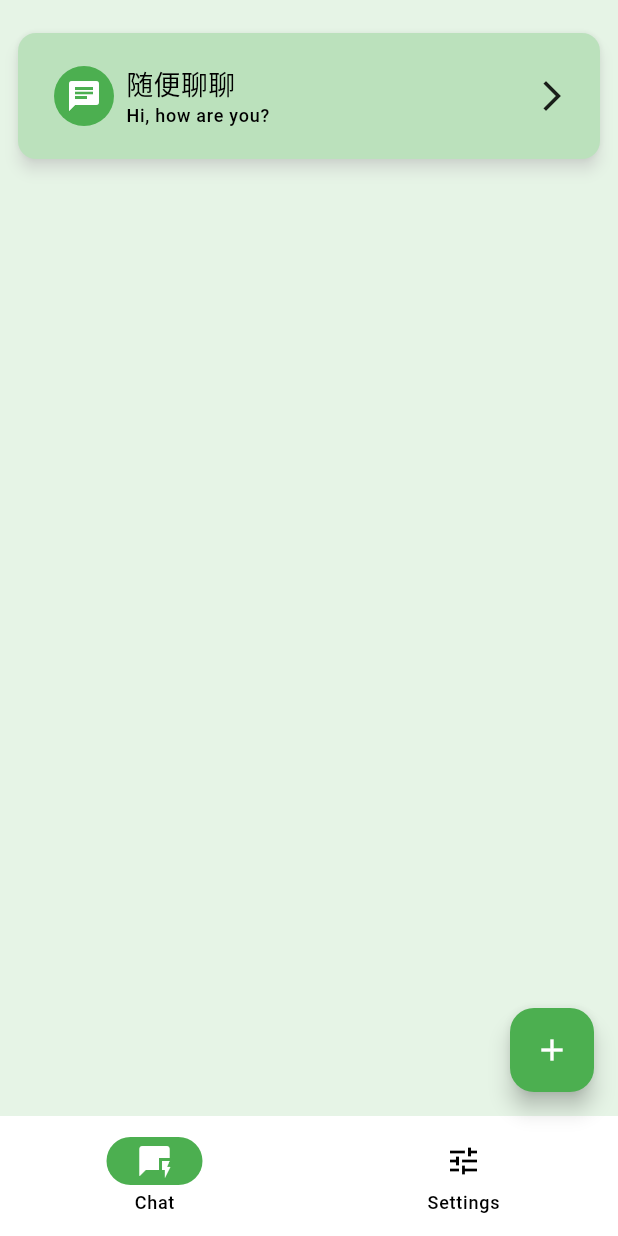
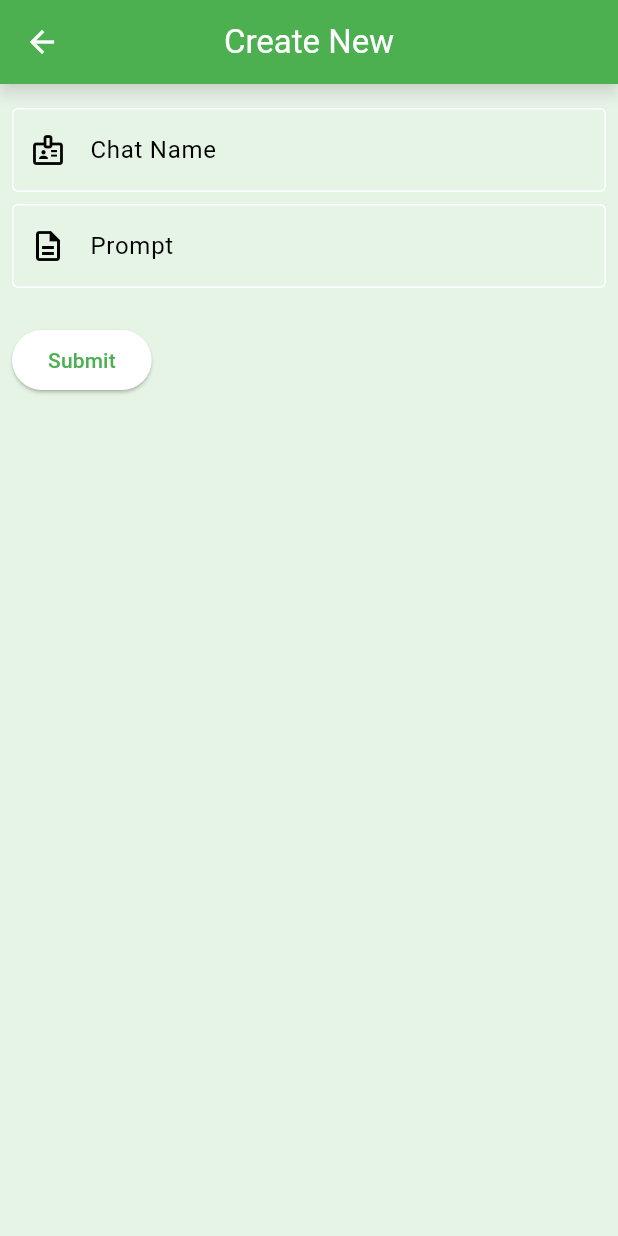
Before and after one commit to gusibi/moli_ai, a Flutter app: the screen it shows after launch, after a tap on the "add" icon, on a phone screen of 412 x 824 dp. Run offline on Flutter 3.47's test engine with Material 2 defaults, Android fonts, the phone set to English and light mode, and no system bars; our stand-ins replace flutter_spinkit.

Commit message:
add create new chat

```diff
--- a/lib/main.dart
+++ b/lib/main.dart
@@ -7,6 +7,7 @@ import 'package:moli_ai_box/constants/constants.dart';
 
 import 'destinations.dart';
 import 'providers/palm_priovider.dart';
+import 'screens/chat_setting_screen.dart';
 import 'screens/palm_chat_screen.dart';
 import 'screens/chat_list_screen.dart';
 import 'widgets/disappearing_bottom_navigation_bar.dart';
@@ -105,7 +106,9 @@ class _RootPageState extends State<RootPage> {
               heroTag: "newChat",
               backgroundColor: _colorScheme.tertiaryContainer,
               foregroundColor: _colorScheme.onTertiaryContainer,
-              onPressed: () {},
+              onPressed: () {
+                _navigateToCreateNewChat();
+              },
               child: const Icon(Icons.add),
             ),
       bottomNavigationBar: wideScreen
@@ -120,4 +123,12 @@ class _RootPageState extends State<RootPage> {
             ),
     );
   }
+
+  void _navigateToCreateNewChat() {
+    Navigator.of(context).push(
+      MaterialPageRoute(
+        builder: (context) => const ChatSettingScreen(),
+      ),
+    );
+  }
 }
--- a/lib/models/chat_list_model.dart
+++ b/lib/models/chat_list_model.dart
@@ -1,11 +1,11 @@
 import 'package:flutter/material.dart';
 
 class ChatCardModel {
-  final int id;
-  final String title;
-  final IconData? icon;
-  final String? prompt;
-  final String? modelName;
+  int id;
+  String title;
+  IconData? icon;
+  String? prompt;
+  String? modelName;
 
   ChatCardModel(
       {required this.id,
--- a/lib/screens/chat_list_screen.dart
+++ b/lib/screens/chat_list_screen.dart
@@ -3,7 +3,6 @@ import 'dart:developer';
 import 'package:flutter/material.dart';
 import 'package:provider/provider.dart';
 
-import '../constants/constants.dart';
 import '../models/chat_list_model.dart';
 import '../providers/palm_priovider.dart';
 import '../widgets/chat_card_widget.dart';
@@ -59,7 +58,7 @@ class _ChatListScreenState extends State<ChatListScreen> {
   void _navigateToChatDetailPage(ChatCardModel chat) {
     final palmProvider =
         Provider.of<PalmSettingProvider>(context, listen: false);
-    palmProvider.setChatInfo(chat);
+    palmProvider.setCurrentChatInfo(chat);
     Navigator.of(context).push(
       MaterialPageRoute(
         builder: (context) => const PalmChatScreen(),
--- /dev/null
+++ b/lib/screens/chat_setting_screen.dart
@@ -0,0 +1,126 @@
+import 'dart:developer';
+
+import 'package:flutter/material.dart';
+import 'package:flutter/services.dart';
+import 'package:provider/provider.dart';
+
+import '../models/chat_list_model.dart';
+import '../providers/palm_priovider.dart';
+import '../widgets/drop_down.dart';
+import '../widgets/form_widget.dart';
+import 'palm_chat_screen.dart';
+
+class ChatSettingScreen extends StatefulWidget {
+  const ChatSettingScreen({super.key});
+
+  @override
+  State<ChatSettingScreen> createState() => _ChatSettingScreenState();
+}
+
+class _ChatSettingScreenState extends State<ChatSettingScreen> {
+  late final _colorScheme = Theme.of(context).colorScheme;
+  late final _backgroundColor = Color.alphaBlend(
+      _colorScheme.primary.withOpacity(0.14), _colorScheme.surface);
+
+  final _formKey = GlobalKey<FormState>();
+
+  void _hideKeyboard(BuildContext context) {
+    FocusScope.of(context).requestFocus(FocusNode());
+    SystemChannels.textInput.invokeMethod('TextInput.hide');
+  }
+
+  @override
+  Widget build(BuildContext context) {
+    final palmProvider =
+        Provider.of<PalmSettingProvider>(context, listen: false);
+    var chatInfo = palmProvider.getCurrentChatInfo;
+    var appBarTitle = "Create New";
+    if (chatInfo.id != 0) {
+      appBarTitle = chatInfo.title;
+    }
+    List<Widget> formList = [
+      const ChatTitleFormWidget(),
+      const ChatPromptFormWidget(),
+      // const ModelsDropdownFormWidget()
+    ];
+
+    return Scaffold(
+      appBar: AppBar(
+        title: Text(
+          appBarTitle,
+          style: TextStyle(color: _colorScheme.onSecondary),
+        ),
+        centerTitle: true,
+        backgroundColor: _colorScheme.primary,
+        shadowColor: Colors.white,
+        elevation: 4,
+        leading: IconButton(
+          icon: Icon(
+            Icons.arrow_back,
+            color: _colorScheme.onPrimary,
+          ),
+          onPressed: () {
+            Navigator.pop(context);
+          },
+        ),
+      ),
+      body: GestureDetector(
+        onTap: () => _hideKeyboard(context),
+        child: Container(
+          color: _backgroundColor,
+          padding: const EdgeInsets.all(8.0),
+          child: Form(
+            key: _formKey,
+            child:
+                Column(crossAxisAlignment: CrossAxisAlignment.start, children: [
+              const SizedBox(height: 8),
+              ...List.generate(
+                formList.length,
+                (index) {
+                  return Padding(
+                    padding: const EdgeInsets.only(bottom: 8.0),
+                    child: formList[index],
+                  );
+                },
+              ),
+              Padding(
+                padding: const EdgeInsets.symmetric(vertical: 16.0),
+                child: ElevatedButton(
+                  onPressed: () {
+                    if (_formKey.currentState!.validate()) {
+                      _formKey.currentState!.save();
+                      // do something with _baseUrl and _apiKey
+                      String newTitle = palmProvider.getNewChatTitle;
+                      String newPrompt = palmProvider.getNewChatPrompt;
+                      log("prompt: $newPrompt, title: $newTitle");
+                      ChatCardModel newChat = ChatCardModel(
+                        id: 0,
+                        icon: Icons.chat,
+                        title: newTitle,
+                        prompt: newPrompt,
+                        modelName: "text-bison-001",
+                      );
+                      _navigateToChatDetailPage(newChat);
+                    }
+                  },
+                  child: const Text('Submit'),
+                ),
+              ),
+            ]),
+          ),
+        ),
+      ),
+    );
+  }
+
+  void _navigateToChatDetailPage(ChatCardModel chat) {
+    final palmProvider =
+        Provider.of<PalmSettingProvider>(context, listen: false);
+    palmProvider.setCurrentChatInfo(chat);
+    Navigator.of(context).push(
+      MaterialPageRoute(
+        builder: (context) => const PalmChatScreen(),
+      ),
+    );
+  }
+}
--- a/lib/screens/palm_chat_screen.dart
+++ b/lib/screens/palm_chat_screen.dart
@@ -50,7 +50,7 @@ class _PalmChatScreenState extends State<PalmChatScreen> {
   Widget build(BuildContext context) {
     final palmProvider =
         Provider.of<PalmSettingProvider>(context, listen: false);
-    String chatTitle = palmProvider.getChatInfo.title;
+    String chatTitle = palmProvider.getCurrentChatInfo.title;
     log("title: $chatTitle");
     return Scaffold(
       appBar: AppBar(
@@ -76,7 +76,7 @@ class _PalmChatScreenState extends State<PalmChatScreen> {
                   width: 2,
                 ),
                 CircleAvatar(
-                  child: Icon(palmProvider.getChatInfo.icon),
+                  child: Icon(palmProvider.getCurrentChatInfo.icon),
                 ),
                 const SizedBox(
                   width: 12,
@@ -95,7 +95,7 @@ class _PalmChatScreenState extends State<PalmChatScreen> {
                         height: 6,
                       ),
                       Text(
-                        palmProvider.getChatInfo.prompt!,
+                        palmProvider.getCurrentChatInfo.prompt!,
                         style: TextStyle(
                             color: _colorScheme.onSecondary, fontSize: 12),
                       ),
--- a/lib/widgets/form_widget.dart
+++ b/lib/widgets/form_widget.dart
@@ -1,3 +1,5 @@
+import 'dart:developer';
+
 import 'package:flutter/material.dart';
 import 'package:provider/provider.dart';
 
@@ -132,3 +134,89 @@ class ChatInputFormWidget extends StatelessWidget {
     );
   }
 }
+
+class ChatTitleFormWidget extends StatefulWidget {
+  const ChatTitleFormWidget({super.key});
+
+  @override
+  State<ChatTitleFormWidget> createState() => _ChatTitleFormWidget();
+}
+
+class _ChatTitleFormWidget extends State<ChatTitleFormWidget> {
+  @override
+  Widget build(BuildContext context) {
+    final palmProvider =
+        Provider.of<PalmSettingProvider>(context, listen: false);
+    var chatInfo = palmProvider.getCurrentChatInfo;
+    var newChatTitle = "";
+    if (chatInfo.id != 0) {
+      newChatTitle = chatInfo.title;
+    }
+    return TextFormField(
+      decoration: const InputDecoration(
+        labelText: "Chat Name",
+        border: OutlineInputBorder(),
+        prefixIcon: Icon(Icons.badge_outlined),
+      ),
+
+      validator: (value) {
+        if (value!.isEmpty) {
+          return 'Please enter Chat Name';
+        }
+        return null;
+      },
+      // style: TextStyle(),
+      initialValue: newChatTitle,
+      onChanged: (value) {
+        setState(() {
+          newChatTitle = value.toString();
+        });
+        palmProvider.setNewChatTitle(value.toString());
+      },
+      onSaved: (value) {
+        newChatTitle = value.toString();
+        palmProvider.setNewChatTitle(value.toString());
+        log("chatInfo.title: $newChatTitle");
+      },
+    );
+  }
+}
+
+class ChatPromptFormWidget extends StatefulWidget {
+  const ChatPromptFormWidget({super.key});
+
+  @override
+  State<ChatPromptFormWidget> createState() => _ChatPromptFormWidget();
+}
+
+class _ChatPromptFormWidget extends State<ChatPromptFormWidget> {
+  @override
+  Widget build(BuildContext context) {
+    final palmProvider =
+        Provider.of<PalmSettingProvider>(context, listen: false);
+    var chatInfo = palmProvider.getCurrentChatInfo;
+    var newChatPrompt = "";
+    if (chatInfo.id != 0) {
+      newChatPrompt = chatInfo.prompt!;
+    }
+    return TextFormField(
+      decoration: const InputDecoration(
+        labelText: "Prompt",
+        border: OutlineInputBorder(),
+        prefixIcon: Icon(Icons.description_outlined),
+      ),
+      initialValue: newChatPrompt,
+      onChanged: (value) {
+        setState(() {
+          newChatPrompt = value.toString();
+        });
+        palmProvider.setNewChatPrompt(value.toString());
+      },
+      onSaved: (value) {
+        newChatPrompt = value.toString();
+        palmProvider.setNewChatPrompt(value.toString());
+        log("chatInfo.prompt: $newChatPrompt");
+      },
+    );
+  }
+}
```
Also changed, not shown: lib/providers/palm_priovider.dart (+28 -3 lines), lib/widgets/disappearing_navigation_rail.dart (+23 -5 lines).
